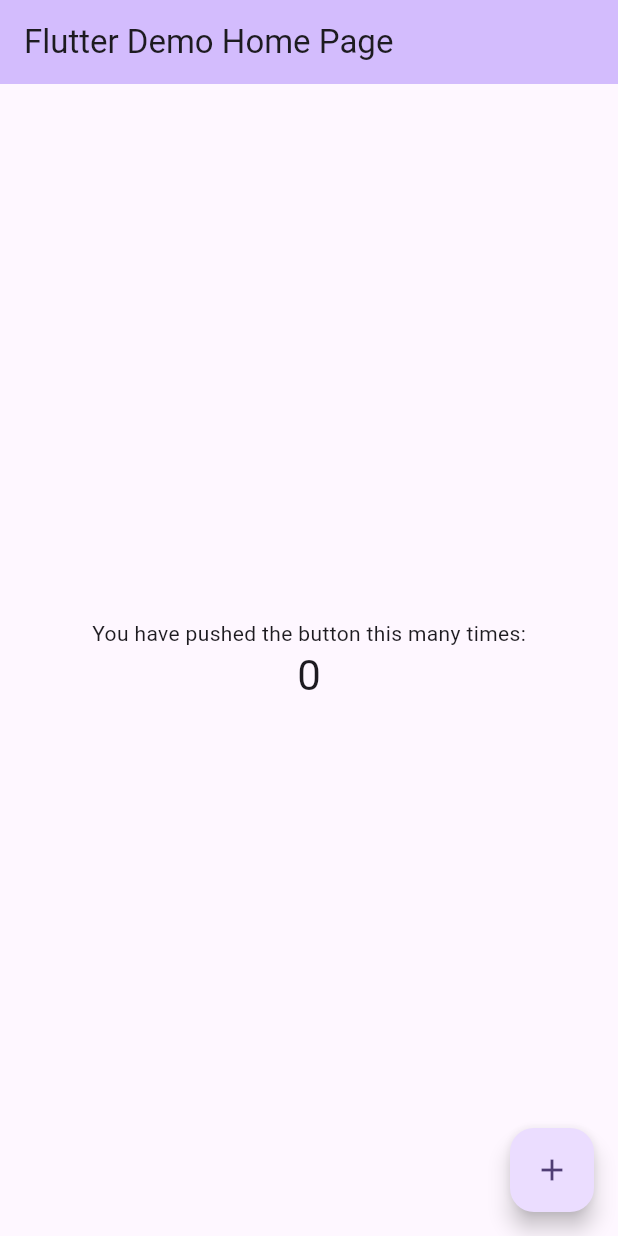
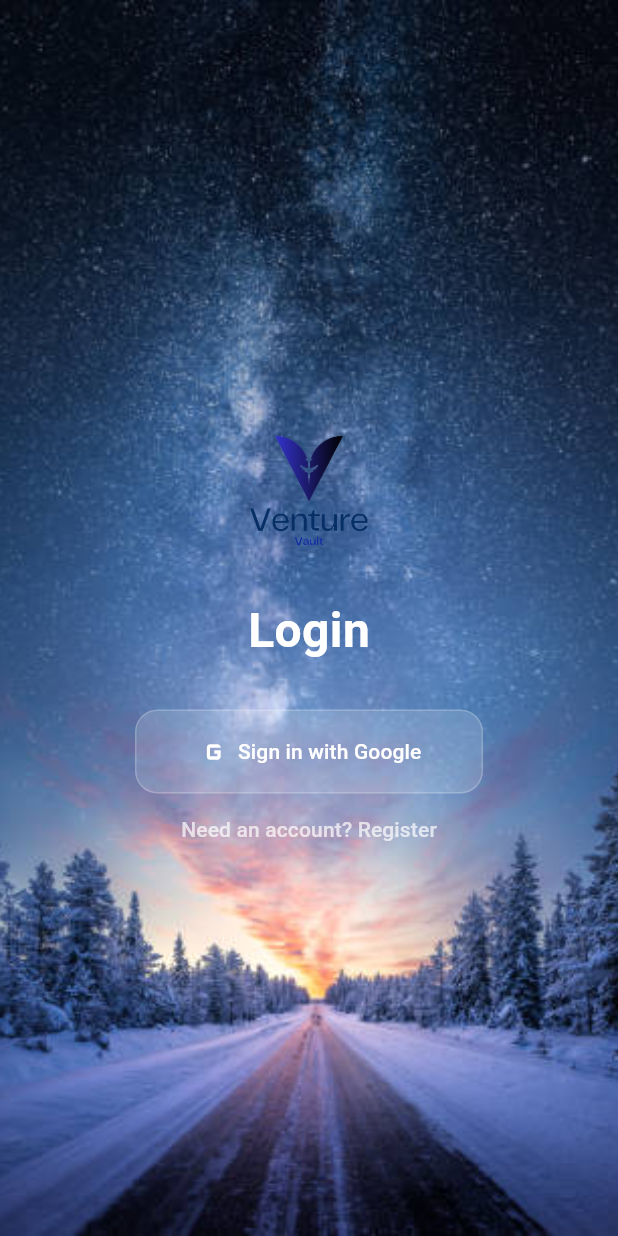
Before and after one commit to hasinduvindana/venture_vault, a Flutter app: the screen it shows after launch, on a phone screen of 412 x 824 dp. Run offline on Flutter 3.47's test engine with Material 3 defaults, Android fonts, the phone set to English and light mode, and no system bars.

Commit message:
loading page and login page ui created and tested

```diff
--- /dev/null
+++ b/lib/login_screen.dart
@@ -0,0 +1,121 @@
+import 'dart:ui';
+import 'package:flutter/material.dart';
+
+class LoginScreen extends StatefulWidget {
+  @override
+  _LoginScreenState createState() => _LoginScreenState();
+}
+
+class _LoginScreenState extends State<LoginScreen> {
+  bool isRegisterVisible = false;
+
+  @override
+  Widget build(BuildContext context) {
+    return Scaffold(
+      body: Stack(
+        children: [
+          // Background
+          Positioned.fill(child: Image.asset('assets/login-bg.jpg', fit: BoxFit.cover)),
+
+          // Main Login UI
+          Center(
+            child: Column(
+              mainAxisAlignment: MainAxisAlignment.center,
+              children: [
+                Image.asset('assets/logo.png', width: 150),
+                Text("Login", style: TextStyle(color: Colors.white, fontSize: 32, fontWeight: FontWeight.bold)),
+                SizedBox(height: 30),
+                _GlassyButton(
+                  onPressed: () {},
+                  child: Row(
+                    mainAxisSize: MainAxisSize.min,
+                    children: [
+                      Icon(Icons.g_mobiledata, color: Colors.white),
+                      Text(" Sign in with Google", style: TextStyle(color: Colors.white)),
+                    ],
+                  ),
+                ),
+                TextButton(
+                  onPressed: () => setState(() => isRegisterVisible = true),
+                  child: Text("Need an account? Register", style: TextStyle(color: Colors.white70)),
+                )
+              ],
+            ),
+          ),
+
+          // Sliding Register Form
+          AnimatedPositioned(
+            duration: Duration(milliseconds: 600),
+            curve: Curves.easeInOutExpo,
+            bottom: isRegisterVisible ? 0 : -MediaQuery.of(context).size.height,
+            left: 0, right: 0,
+            child: _buildRegisterPanel(),
+          )
+        ],
+      ),
+    );
+  }
+
+  Widget _buildRegisterPanel() {
+    return ClipRRect(
+      borderRadius: BorderRadius.vertical(top: Radius.circular(30)),
+      child: BackdropFilter(
+        filter: ImageFilter.blur(sigmaX: 15, sigmaY: 15),
+        child: Container(
+          height: MediaQuery.of(context).size.height * 0.7,
+          color: Colors.white.withOpacity(0.1),
+          padding: EdgeInsets.all(30),
+          child: Column(
+            children: [
+              Row(
+                mainAxisAlignment: MainAxisAlignment.spaceBetween,
+                children: [
+                  Text("Register", style: TextStyle(color: Colors.white, fontSize: 24, fontWeight: FontWeight.bold)),
+                  IconButton(onPressed: () => setState(() => isRegisterVisible = false), icon: Icon(Icons.close, color: Colors.white))
+                ],
+              ),
+              TextField(decoration: InputDecoration(labelText: "Full Name", labelStyle: TextStyle(color: Colors.white))),
+              TextField(decoration: InputDecoration(labelText: "Vehicle Number", labelStyle: TextStyle(color: Colors.white))),
+              SizedBox(height: 40),
+              _GlassyButton(onPressed: () {}, child: Text("Create Account", style: TextStyle(color: Colors.white))),
+            ],
+          ),
+        ),
+      ),
+    );
+  }
+}
+
+class _GlassyButton extends StatefulWidget {
+  final Widget child;
+  final VoidCallback onPressed;
+  const _GlassyButton({required this.child, required this.onPressed});
+
+  @override
+  __GlassyButtonState createState() => __GlassyButtonState();
+}
+
+class __GlassyButtonState extends State<_GlassyButton> {
+  bool isHovered = false;
+
+  @override
+  Widget build(BuildContext context) {
+    return MouseRegion(
+      onEnter: (_) => setState(() => isHovered = true),
+      onExit: (_) => setState(() => isHovered = false),
+      child: AnimatedContainer(
+        duration: Duration(milliseconds: 200),
+        decoration: BoxDecoration(
+          borderRadius: BorderRadius.circular(15),
+          color: isHovered ? Colors.white.withOpacity(0.3) : Colors.white.withOpacity(0.15),
+          border: Border.all(color: Colors.white.withOpacity(0.2)),
+        ),
+        child: MaterialButton(
+          padding: EdgeInsets.symmetric(horizontal: 40, vertical: 15),
+          onPressed: widget.onPressed,
+          child: widget.child,
+        ),
+      ),
+    );
+  }
+}
--- a/lib/main.dart
+++ b/lib/main.dart
@@ -1,122 +1,29 @@
 import 'package:flutter/material.dart';
+import 'loading_screen.dart'; // Imports your animation logic
 
 void main() {
-  runApp(const MyApp());
+  // Ensures Flutter bindings are initialized before the app starts
+  WidgetsFlutterBinding.ensureInitialized();
+  runApp(VentureVaultApp());
 }
 
-class MyApp extends StatelessWidget {
-  const MyApp({super.key});
-
-  // This widget is the root of your application.
+class VentureVaultApp extends StatelessWidget {
   @override
   Widget build(BuildContext context) {
     return MaterialApp(
-      title: 'Flutter Demo',
+      title: 'VentureVault',
+      debugShowCheckedModeBanner: false,
+
+      // Defining a dark modern theme to match your glassy UI
       theme: ThemeData(
-        // This is the theme of your application.
-        //
-        // TRY THIS: Try running your application with "flutter run". You'll see
-        // the application has a purple toolbar. Then, without quitting the app,
-        // try changing the seedColor in the colorScheme below to Colors.green
-        // and then invoke "hot reload" (save your changes or press the "hot
-        // reload" button in a Flutter-supported IDE, or press "r" if you used
-        // the command line to start the app).
-        //
-        // Notice that the counter didn't reset back to zero; the application
-        // state is not lost during the reload. To reset the state, use hot
-        // restart instead.
-        //
-        // This works for code too, not just values: Most code changes can be
-        // tested with just a hot reload.
-        colorScheme: .fromSeed(seedColor: Colors.deepPurple),
+        brightness: Brightness.dark,
+        primarySwatch: Colors.blue,
+        fontFamily: 'Roboto', // Or any custom font you add to pubspec.yaml
+        visualDensity: VisualDensity.adaptivePlatformDensity,
       ),
-      home: const MyHomePage(title: 'Flutter Demo Home Page'),
+
+      // The app starts with the Loading Screen (which lasts 6 seconds)
+      home: LoadingScreen(),
     );
   }
 }
-
-class MyHomePage extends StatefulWidget {
-  const MyHomePage({super.key, required this.title});
-
-  // This widget is the home page of your application. It is stateful, meaning
-  // that it has a State object (defined below) that contains fields that affect
-  // how it looks.
-
-  // This class is the configuration for the state. It holds the values (in this
-  // case the title) provided by the parent (in this case the App widget) and
-  // used by the build method of the State. Fields in a Widget subclass are
-  // always marked "final".
-
-  final String title;
-
-  @override
-  State<MyHomePage> createState() => _MyHomePageState();
-}
-
-class _MyHomePageState extends State<MyHomePage> {
-  int _counter = 0;
-
-  void _incrementCounter() {
-    setState(() {
-      // This call to setState tells the Flutter framework that something has
-      // changed in this State, which causes it to rerun the build method below
-      // so that the display can reflect the updated values. If we changed
-      // _counter without calling setState(), then the build method would not be
-      // called again, and so nothing would appear to happen.
-      _counter++;
-    });
-  }
-
-  @override
-  Widget build(BuildContext context) {
-    // This method is rerun every time setState is called, for instance as done
-    // by the _incrementCounter method above.
-    //
-    // The Flutter framework has been optimized to make rerunning build methods
-    // fast, so that you can just rebuild anything that needs updating rather
-    // than having to individually change instances of widgets.
-    return Scaffold(
-      appBar: AppBar(
-        // TRY THIS: Try changing the color here to a specific color (to
-        // Colors.amber, perhaps?) and trigger a hot reload to see the AppBar
-        // change color while the other colors stay the same.
-        backgroundColor: Theme.of(context).colorScheme.inversePrimary,
-        // Here we take the value from the MyHomePage object that was created by
-        // the App.build method, and use it to set our appbar title.
-        title: Text(widget.title),
-      ),
-      body: Center(
-        // Center is a layout widget. It takes a single child and positions it
-        // in the middle of the parent.
-        child: Column(
-          // Column is also a layout widget. It takes a list of children and
-          // arranges them vertically. By default, it sizes itself to fit its
-          // children horizontally, and tries to be as tall as its parent.
-          //
-          // Column has various properties to control how it sizes itself and
-          // how it positions its children. Here we use mainAxisAlignment to
-          // center the children vertically; the main axis here is the vertical
-          // axis because Columns are vertical (the cross axis would be
-          // horizontal).
-          //
-          // TRY THIS: Invoke "debug painting" (choose the "Toggle Debug Paint"
-          // action in the IDE, or press "p" in the console), to see the
-          // wireframe for each widget.
-          mainAxisAlignment: .center,
-          children: [
-            const Text('You have pushed the button this many times:'),
-            Text(
-              '$_counter',
-              style: Theme.of(context).textTheme.headlineMedium,
-            ),
-          ],
-        ),
-      ),
-      floatingActionButton: FloatingActionButton(
-        onPressed: _incrementCounter,
-        tooltip: 'Increment',
-        child: const Icon(Icons.add),
-      ),
-    );
-  }
-}
```
Also changed, not shown: lib/loading_screen.dart (added, +125 -0 lines), pubspec.yaml (+15 -3 lines), assets/car.jpg (added), assets/login-bg.jpg (added), assets/logo-icon.png (added), assets/logo.png (added), assets/wheel.png (added), pubspec.lock, 35 other files.
